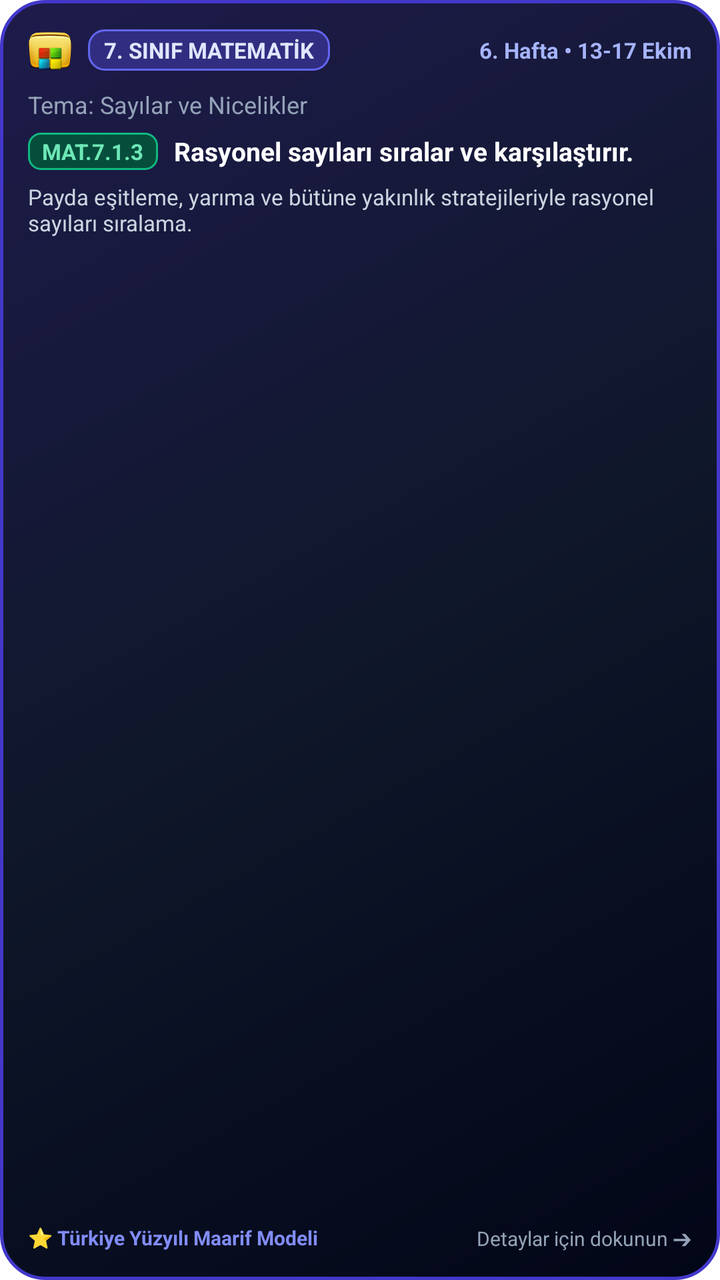
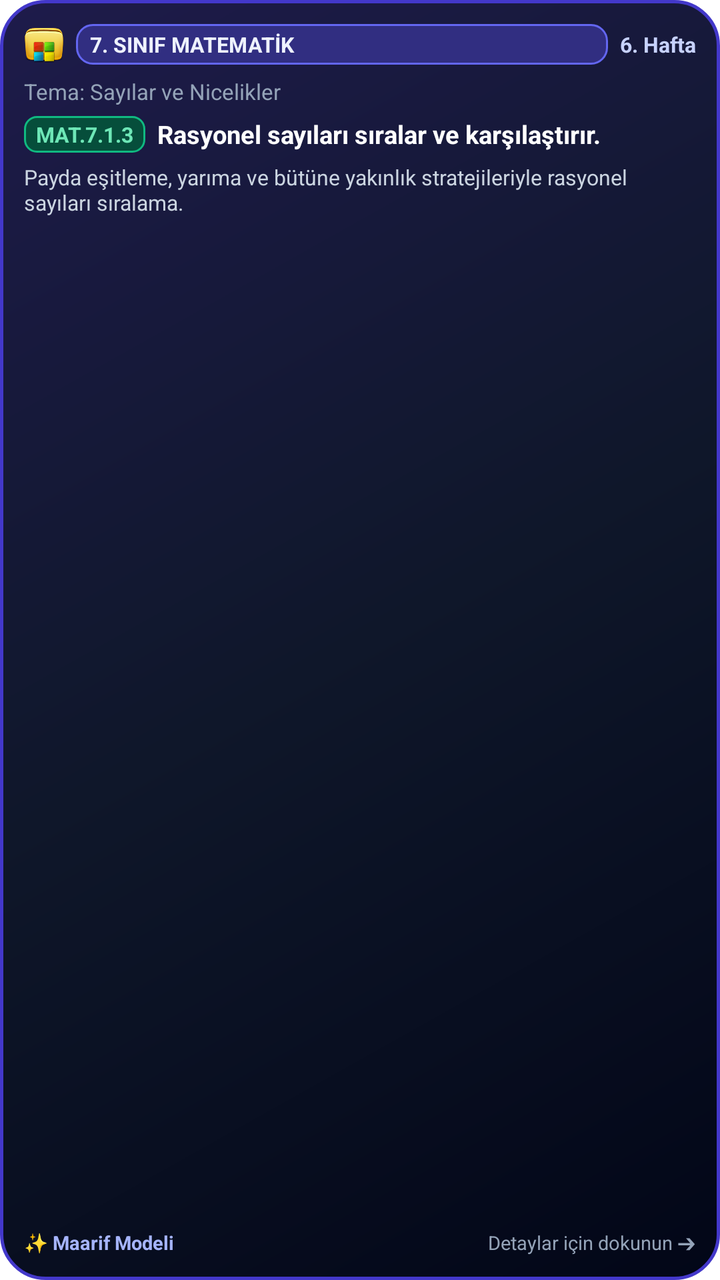

Screens rendered from an Android XML layout before and after an edit, with the pre-edit source and the edit as a unified diff.
<!-- AndroidManifest.xml: fallback theme Theme.MaterialComponents.DayNight.NoActionBar -->
<!-- res/layout/widget_layout.xml -->
<?xml version="1.0" encoding="utf-8"?>
<LinearLayout xmlns:android="http://schemas.android.com/apk/res/android"
    android:id="@+id/widget_root"
    android:layout_width="match_parent"
    android:layout_height="match_parent"
    android:background="@drawable/widget_bg"
    android:orientation="vertical"
    android:padding="14dp">

    
    <LinearLayout
        android:layout_width="match_parent"
        android:layout_height="wrap_content"
        android:gravity="center_vertical"
        android:orientation="horizontal">

        <ImageView
            android:layout_width="22dp"
            android:layout_height="22dp"
            android:layout_marginEnd="8dp"
            android:src="@mipmap/ic_launcher"
            android:contentDescription="MüfredatVar Logo" />

        <TextView
            android:id="@+id/widget_grade_tag"
            android:layout_width="wrap_content"
            android:layout_height="wrap_content"
            android:background="@drawable/widget_tag_bg"
            android:paddingStart="8dp"
            android:paddingTop="3dp"
            android:paddingEnd="8dp"
            android:paddingBottom="3dp"
            android:text="7. SINIF MATEMATİK"
            android:textColor="#E0E7FF"
            android:textSize="11sp"
            android:textStyle="bold" />

        <FrameLayout
            android:layout_width="0dp"
            android:layout_height="1dp"
            android:layout_weight="1" />

        <TextView
            android:id="@+id/widget_week_info"
            android:layout_width="wrap_content"
            android:layout_height="wrap_content"
            android:text="6. Hafta • 13-17 Ekim"
            android:textColor="#A5B4FC"
            android:textSize="11sp"
            android:textStyle="bold" />
    </LinearLayout>

    
    <TextView
        android:id="@+id/widget_theme"
        android:layout_width="match_parent"
        android:layout_height="wrap_content"
        android:layout_marginTop="8dp"
        android:ellipsize="end"
        android:maxLines="1"
        android:text="Tema: Sayılar ve Nicelikler"
        android:textColor="#94A3B8"
        android:textSize="12sp" />

    
    <LinearLayout
        android:layout_width="match_parent"
        android:layout_height="wrap_content"
        android:layout_marginTop="6dp"
        android:gravity="center_vertical"
        android:orientation="horizontal">

        <TextView
            android:id="@+id/widget_outcome_code"
            android:layout_width="wrap_content"
            android:layout_height="wrap_content"
            android:background="@drawable/widget_code_bg"
            android:paddingStart="7dp"
            android:paddingTop="2dp"
            android:paddingEnd="7dp"
            android:paddingBottom="2dp"
            android:text="MAT.7.1.3"
            android:textColor="#6EE7B7"
            android:textSize="11sp"
            android:textStyle="bold" />

        <TextView
            android:id="@+id/widget_outcome_desc"
            android:layout_width="match_parent"
            android:layout_height="wrap_content"
            android:layout_marginStart="8dp"
            android:ellipsize="end"
            android:maxLines="2"
            android:text="Rasyonel sayıları sıralar ve karşılaştırır."
            android:textColor="#FFFFFF"
            android:textSize="13sp"
            android:textStyle="bold" />
    </LinearLayout>

    
    <TextView
        android:id="@+id/widget_subtopic"
        android:layout_width="match_parent"
        android:layout_height="wrap_content"
        android:layout_marginTop="6dp"
        android:ellipsize="end"
        android:maxLines="2"
        android:text="Payda eşitleme, yarıma ve bütüne yakınlık stratejileriyle rasyonel sayıları sıralama."
        android:textColor="#CBD5E1"
        android:textSize="11sp" />

    <FrameLayout
        android:layout_width="match_parent"
        android:layout_height="0dp"
        android:layout_weight="1" />

    
    <LinearLayout
        android:layout_width="match_parent"
        android:layout_height="wrap_content"
        android:gravity="center_vertical"
        android:orientation="horizontal">

        <TextView
            android:layout_width="wrap_content"
            android:layout_height="wrap_content"
            android:text="⭐ Türkiye Yüzyılı Maarif Modeli"
            android:textColor="#818CF8"
            android:textSize="10sp"
            android:textStyle="bold" />

        <FrameLayout
            android:layout_width="0dp"
            android:layout_height="1dp"
            android:layout_weight="1" />

        <TextView
            android:id="@+id/widget_action_hint"
            android:layout_width="wrap_content"
            android:layout_height="wrap_content"
            android:text="Detaylar için dokunun ➔"
            android:textColor="#94A3B8"
            android:textSize="10sp" />
    </LinearLayout>

</LinearLayout>
<!-- resources referenced by this layout -->
<resources>
  <!-- drawable widget_bg (drawable) -->
  <?xml version="1.0" encoding="utf-8"?>
  <shape xmlns:android="http://schemas.android.com/apk/res/android"
      android:shape="rectangle">
      <corners android:radius="22dp" />
      <gradient
          android:angle="315"
          android:startColor="#1E1B4B"
          android:centerColor="#0F172A"
          android:endColor="#020617"
          android:type="linear" />
      <stroke
          android:width="1.5dp"
          android:color="#4338CA" />
  </shape>
  <!-- drawable widget_code_bg (drawable) -->
  <?xml version="1.0" encoding="utf-8"?>
  <shape xmlns:android="http://schemas.android.com/apk/res/android"
      android:shape="rectangle">
      <corners android:radius="6dp" />
      <solid android:color="#064E3B" />
      <stroke
          android:width="1dp"
          android:color="#10B981" />
  </shape>
  <!-- drawable widget_tag_bg (drawable) -->
  <?xml version="1.0" encoding="utf-8"?>
  <shape xmlns:android="http://schemas.android.com/apk/res/android"
      android:shape="rectangle">
      <corners android:radius="8dp" />
      <solid android:color="#312E81" />
      <stroke
          android:width="1dp"
          android:color="#6366F1" />
  </shape>
  <!-- mipmap ic_launcher: png bitmap (mipmap-hdpi, 7437 bytes) -->
</resources>

<!-- the commit's change to res/layout/widget_layout.xml (unified diff, before → after) -->
@@ -5,7 +5,7 @@
     android:layout_height="match_parent"
     android:background="@drawable/widget_bg"
     android:orientation="vertical"
-    android:padding="14dp">
+    android:padding="12dp">
 
     
     <LinearLayout
@@ -15,38 +15,37 @@
         android:orientation="horizontal">
 
         <ImageView
-            android:layout_width="22dp"
-            android:layout_height="22dp"
-            android:layout_marginEnd="8dp"
+            android:layout_width="20dp"
+            android:layout_height="20dp"
+            android:layout_marginEnd="6dp"
             android:src="@mipmap/ic_launcher"
             android:contentDescription="MüfredatVar Logo" />
 
         <TextView
             android:id="@+id/widget_grade_tag"
-            android:layout_width="wrap_content"
+            android:layout_width="0dp"
             android:layout_height="wrap_content"
+            android:layout_weight="1"
             android:background="@drawable/widget_tag_bg"
-            android:paddingStart="8dp"
+            android:ellipsize="end"
+            android:maxLines="1"
+            android:paddingStart="7dp"
             android:paddingTop="3dp"
-            android:paddingEnd="8dp"
+            android:paddingEnd="7dp"
             android:paddingBottom="3dp"
             android:text="7. SINIF MATEMATİK"
-            android:textColor="#E0E7FF"
-            android:textSize="11sp"
+            android:textColor="#EEF2FF"
+            android:textSize="10.5sp"
             android:textStyle="bold" />
-
-        <FrameLayout
-            android:layout_width="0dp"
-            android:layout_height="1dp"
-            android:layout_weight="1" />
 
         <TextView
             android:id="@+id/widget_week_info"
             android:layout_width="wrap_content"
             android:layout_height="wrap_content"
-            android:text="6. Hafta • 13-17 Ekim"
-            android:textColor="#A5B4FC"
-            android:textSize="11sp"
+            android:layout_marginStart="6dp"
+            android:text="6. Hafta"
+            android:textColor="#C7D2FE"
+            android:textSize="10.5sp"
             android:textStyle="bold" />
     </LinearLayout>
 
@@ -55,18 +54,18 @@
         android:id="@+id/widget_theme"
         android:layout_width="match_parent"
         android:layout_height="wrap_content"
-        android:layout_marginTop="8dp"
+        android:layout_marginTop="6dp"
         android:ellipsize="end"
         android:maxLines="1"
         android:text="Tema: Sayılar ve Nicelikler"
         android:textColor="#94A3B8"
-        android:textSize="12sp" />
+        android:textSize="11sp" />
 
     
     <LinearLayout
         android:layout_width="match_parent"
         android:layout_height="wrap_content"
-        android:layout_marginTop="6dp"
+        android:layout_marginTop="5dp"
         android:gravity="center_vertical"
         android:orientation="horizontal">
 
@@ -75,25 +74,25 @@
             android:layout_width="wrap_content"
             android:layout_height="wrap_content"
             android:background="@drawable/widget_code_bg"
-            android:paddingStart="7dp"
+            android:paddingStart="6dp"
             android:paddingTop="2dp"
-            android:paddingEnd="7dp"
+            android:paddingEnd="6dp"
             android:paddingBottom="2dp"
             android:text="MAT.7.1.3"
             android:textColor="#6EE7B7"
-            android:textSize="11sp"
+            android:textSize="10.5sp"
             android:textStyle="bold" />
 
         <TextView
             android:id="@+id/widget_outcome_desc"
             android:layout_width="match_parent"
             android:layout_height="wrap_content"
-            android:layout_marginStart="8dp"
+            android:layout_marginStart="6dp"
             android:ellipsize="end"
             android:maxLines="2"
             android:text="Rasyonel sayıları sıralar ve karşılaştırır."
             android:textColor="#FFFFFF"
-            android:textSize="13sp"
+            android:textSize="12.5sp"
             android:textStyle="bold" />
     </LinearLayout>
 
@@ -102,12 +101,12 @@
         android:id="@+id/widget_subtopic"
         android:layout_width="match_parent"
         android:layout_height="wrap_content"
-        android:layout_marginTop="6dp"
+        android:layout_marginTop="5dp"
         android:ellipsize="end"
         android:maxLines="2"
         android:text="Payda eşitleme, yarıma ve bütüne yakınlık stratejileriyle rasyonel sayıları sıralama."
         android:textColor="#CBD5E1"
-        android:textSize="11sp" />
+        android:textSize="10.5sp" />
 
     <FrameLayout
         android:layout_width="match_parent"
@@ -124,9 +123,9 @@
         <TextView
             android:layout_width="wrap_content"
             android:layout_height="wrap_content"
-            android:text="⭐ Türkiye Yüzyılı Maarif Modeli"
-            android:textColor="#818CF8"
-            android:textSize="10sp"
+            android:text="✨ Maarif Modeli"
+            android:textColor="#A5B4FC"
+            android:textSize="9.5sp"
             android:textStyle="bold" />
 
         <FrameLayout
@@ -140,7 +139,7 @@
             android:layout_height="wrap_content"
             android:text="Detaylar için dokunun ➔"
             android:textColor="#94A3B8"
-            android:textSize="10sp" />
+            android:textSize="9.5sp" />
     </LinearLayout>
 
 </LinearLayout>
